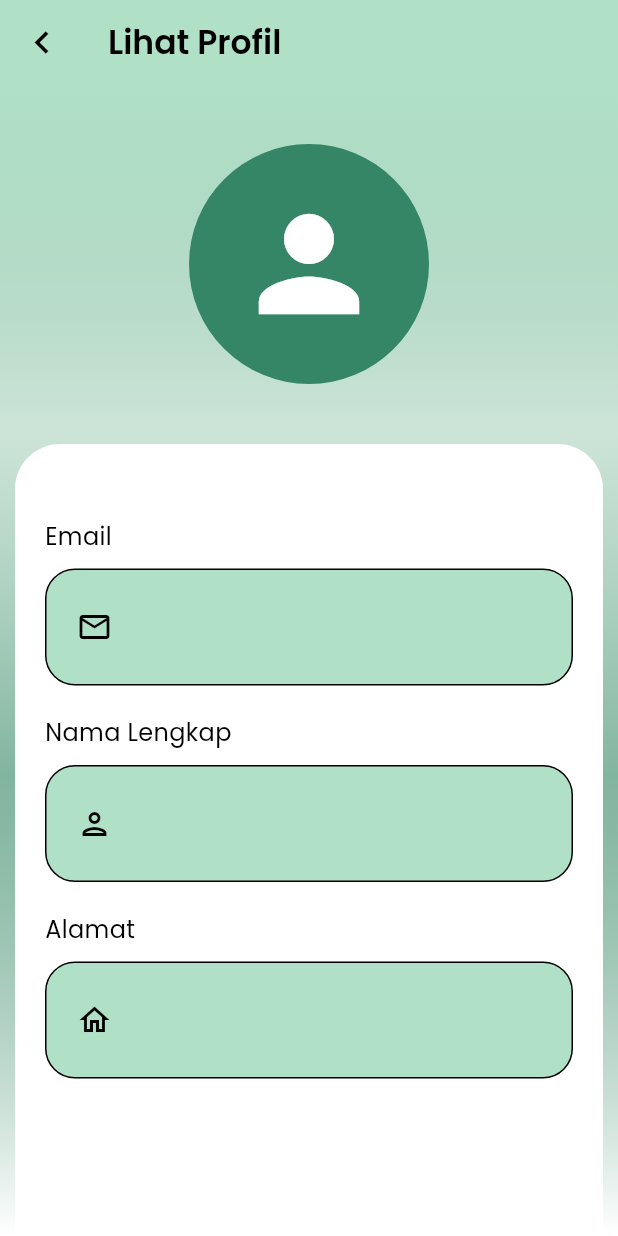
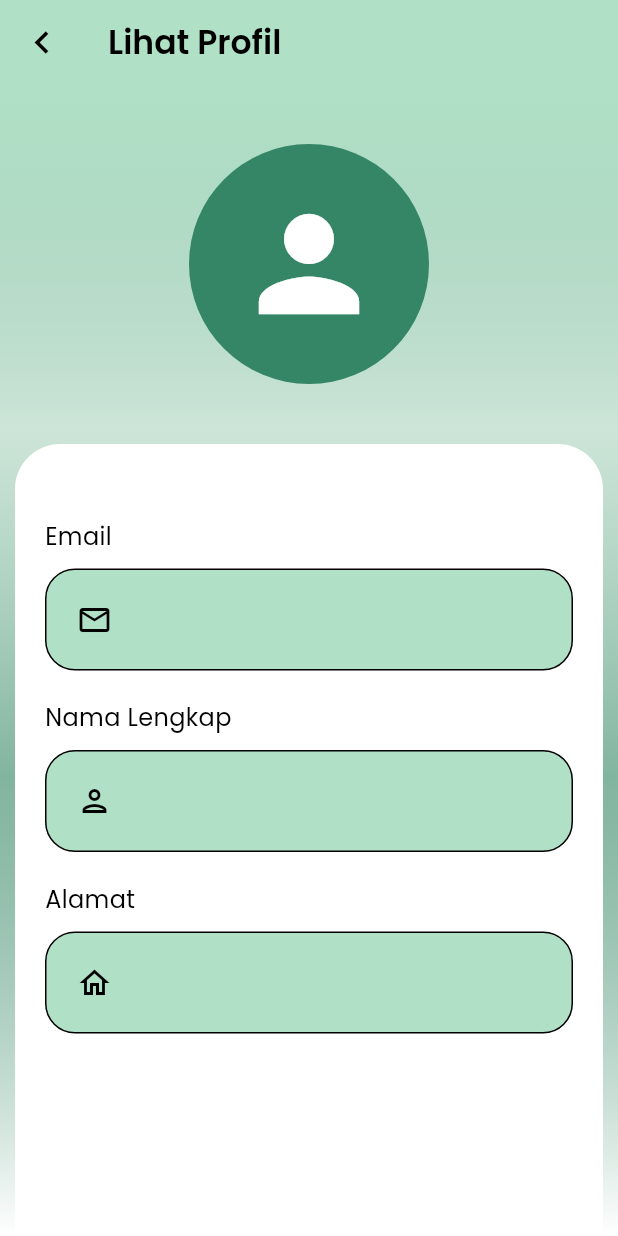
Before and after one commit to fadliaditya06/Geoportal-Mobile, a Flutter app: the ProfilScreen screen opened directly, after a tap on "Lihat Profil", on a phone screen of 412 x 824 dp. Run offline on Flutter 3.47's test engine with Material 3 defaults, Android fonts, the light colour scheme and no system bars; our stand-ins replace cached_network_image, card_loading, carousel_slider, cloud_firestore, curved_navigation_bar, firebase_auth and 9 more; accounts and stored records are empty.

Commit message:
Update Feat: Profil and Lihat Profil Screen Add trailing icons and update vertical padding on Profil and Lihat Profil Screen

```diff
--- a/lib/screens/profil/lihat_profil_screen.dart
+++ b/lib/screens/profil/lihat_profil_screen.dart
@@ -180,7 +180,7 @@ class _ProfilItem extends StatelessWidget {
             ),
             child: ListTile(
               contentPadding: const EdgeInsets.symmetric(
-                vertical: 10,
+                vertical: 5,
                 horizontal: 20,
               ),
               leading: Icon(icon, color: Colors.black),
--- a/lib/screens/profil/profil_screen.dart
+++ b/lib/screens/profil/profil_screen.dart
@@ -255,9 +255,10 @@ class _ProfilScreenState extends State<ProfilScreen> {
       ),
       margin: const EdgeInsets.symmetric(vertical: 10),
       child: ListTile(
-        contentPadding:
-            const EdgeInsets.symmetric(vertical: 10, horizontal: 20),
+        contentPadding: const EdgeInsets.symmetric(vertical: 5, horizontal: 20),
         leading: Icon(icon, color: Colors.black),
+        trailing:
+            const Icon(Icons.arrow_forward_ios, color: Colors.black, size: 15),
         title: Text(
           title,
           style: const TextStyle(
```
